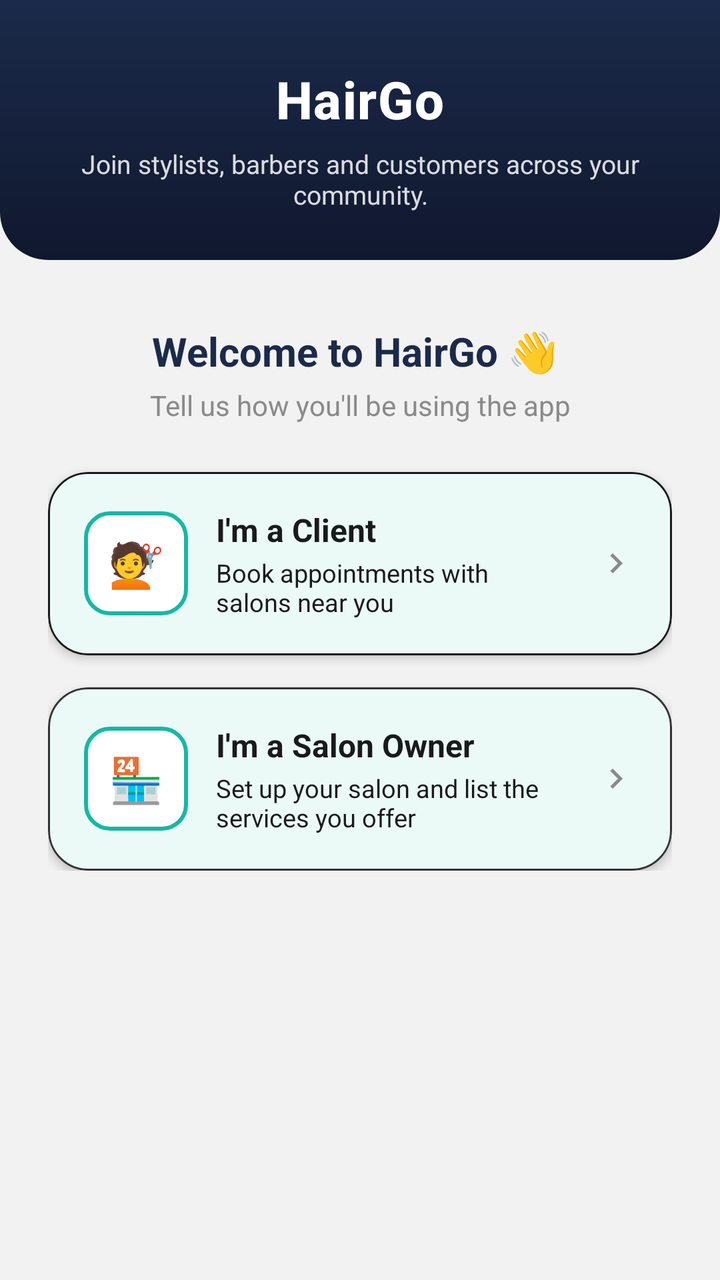
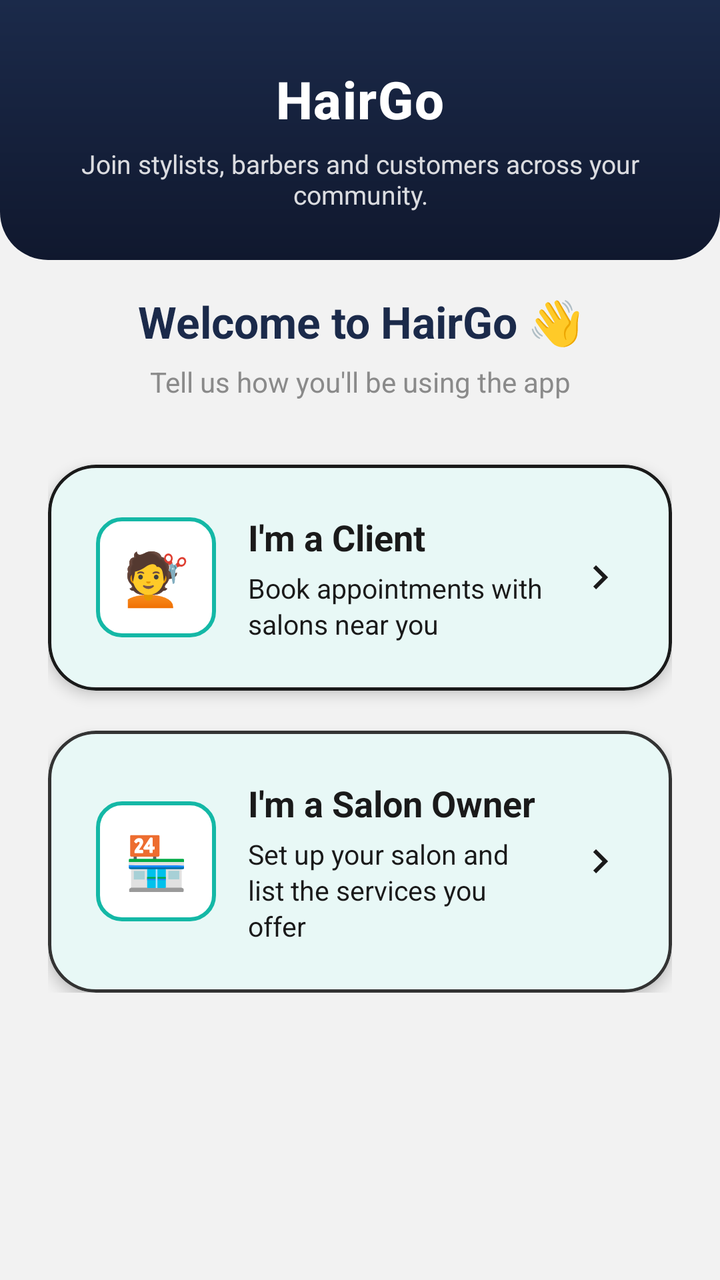

Two renders of the same Android screen: before a commit and after it. Below are the layout's source before the change and the commit's diff.
<!-- AndroidManifest.xml: application theme Theme.HairGo -->
<!-- res/layout/activity_role_selection.xml -->
<?xml version="1.0" encoding="utf-8"?>
<ScrollView xmlns:android="http://schemas.android.com/apk/res/android"
    xmlns:app="http://schemas.android.com/apk/res-auto"
    android:layout_width="match_parent"
    android:layout_height="match_parent"
    android:background="@color/grey_light"
    android:fillViewport="true">

    <LinearLayout
        android:layout_width="match_parent"
        android:layout_height="wrap_content"
        android:orientation="vertical">

        <include layout="@layout/view_auth_header"/>

        <LinearLayout
            android:layout_width="match_parent"
            android:layout_height="wrap_content"
            android:orientation="vertical"
            android:padding="24dp">

            
            <TextView
                android:id="@+id/tvWelcome"
                android:layout_width="match_parent"
                android:layout_height="wrap_content"
                android:layout_marginTop="8dp"
                android:layout_marginBottom="4dp"
                android:text="Welcome to HairGo 👋 "
                android:textColor="@color/heading"
                android:textSize="20sp"
                android:textStyle="bold"
                android:textAlignment="center"/>

            
            <TextView
                android:id="@+id/tvSubtitle"
                android:layout_width="match_parent"
                android:layout_height="wrap_content"
                android:text="Tell us how you'll be using the app"
                android:textSize="14sp"
                android:textColor="@color/grey_medium"
                android:layout_marginBottom="24dp"
                android:textAlignment="center"/>

            <com.google.android.material.card.MaterialCardView
                android:id="@+id/cardClient"
                android:layout_width="match_parent"
                android:layout_height="wrap_content"
                android:layout_marginBottom="16dp"
                app:cardCornerRadius="20dp"
                app:cardElevation="3dp"
                app:strokeColor="@color/text_primary"
                app:strokeWidth="1dp"
                android:clickable="true"
                android:focusable="true"
                android:foreground="?attr/selectableItemBackground">

                <LinearLayout
                    android:layout_width="match_parent"
                    android:layout_height="wrap_content"
                    android:orientation="horizontal"
                    android:gravity="center_vertical"
                    android:padding="18dp">

                    <TextView
                        android:layout_width="52dp"
                        android:layout_height="52dp"
                        android:background="@drawable/bg_otp_box_focused"
                        android:gravity="center"
                        android:text="💇"
                        android:textSize="22sp" />

                    <LinearLayout
                        android:layout_width="0dp"
                        android:layout_weight="1"
                        android:layout_height="wrap_content"
                        android:orientation="vertical"
                        android:paddingHorizontal="14dp">

                        <TextView
                            android:layout_width="wrap_content"
                            android:layout_height="wrap_content"
                            android:text="I'm a Client"
                            android:textSize="16sp"
                            android:textStyle="bold"
                            android:textColor="@color/text_primary"/>

                        <TextView
                            android:layout_width="wrap_content"
                            android:layout_height="wrap_content"
                            android:layout_marginTop="2dp"
                            android:text="Book appointments with salons near you"
                            android:textSize="12.5sp"
                            android:textColor="@color/text_primary"/>
                    </LinearLayout>

                    <ImageView
                        android:layout_width="20dp"
                        android:layout_height="20dp"
                        android:src="@drawable/ic_chevron_right"/>
                </LinearLayout>
            </com.google.android.material.card.MaterialCardView>

            <com.google.android.material.card.MaterialCardView
                android:id="@+id/cardOwner"
                android:layout_width="match_parent"
                android:layout_height="wrap_content"
                app:cardCornerRadius="20dp"
                app:cardElevation="3dp"
                app:strokeColor="@color/grey_dark"
                app:strokeWidth="1dp"
                android:clickable="true"
                android:focusable="true"
                android:foreground="?attr/selectableItemBackground">

                <LinearLayout
                    android:layout_width="match_parent"
                    android:layout_height="wrap_content"
                    android:orientation="horizontal"
                    android:gravity="center_vertical"
                    android:padding="18dp">

                    <TextView
                        android:layout_width="52dp"
                        android:layout_height="52dp"
                        android:background="@drawable/bg_otp_box_focused"
                        android:gravity="center"
                        android:text="🏪"
                        android:textSize="22sp"/>

                    <LinearLayout
                        android:layout_width="0dp"
                        android:layout_weight="1"
                        android:layout_height="wrap_content"
                        android:orientation="vertical"
                        android:paddingHorizontal="14dp">

                        <TextView
                            android:layout_width="wrap_content"
                            android:layout_height="wrap_content"
                            android:text="I'm a Salon Owner"
                            android:textSize="16sp"
                            android:textStyle="bold"
                            android:textColor="@color/text_primary"/>

                        <TextView
                            android:layout_width="wrap_content"
                            android:layout_height="wrap_content"
                            android:layout_marginTop="2dp"
                            android:text="Set up your salon and list the services you offer"
                            android:textSize="12.5sp"
                            android:textColor="@color/text_primary"/>
                    </LinearLayout>

                    <ImageView
                        android:layout_width="20dp"
                        android:layout_height="20dp"
                        android:src="@drawable/ic_chevron_right"/>
                </LinearLayout>
            </com.google.android.material.card.MaterialCardView>
        </LinearLayout>
    </LinearLayout>
</ScrollView>
<!-- res/layout/view_auth_header.xml (included above) -->
<?xml version="1.0" encoding="utf-8"?>
<LinearLayout xmlns:android="http://schemas.android.com/apk/res/android"
    android:layout_width="match_parent"
    android:layout_height="wrap_content"
    android:orientation="vertical"
    android:background="@drawable/bg_header"
    android:paddingTop="32dp"
    android:paddingBottom="24dp"
    android:paddingHorizontal="24dp"
    android:gravity="center">

    <TextView
        android:layout_width="wrap_content"
        android:layout_height="wrap_content"
        android:text="HairGo"
        android:textColor="@android:color/white"
        android:textSize="26sp"
        android:textStyle="bold"
        android:fontFamily="sans-serif-medium"
        android:letterSpacing="0.02"/>

    <TextView
        android:layout_width="wrap_content"
        android:layout_height="wrap_content"
        android:layout_marginTop="6dp"
        android:text="Join stylists, barbers and customers across your community."
        android:textColor="@android:color/white"
        android:alpha="0.85"
        android:textSize="13sp"
        android:gravity="center"
        android:paddingHorizontal="12dp"/>
</LinearLayout>
<!-- resources referenced by this layout -->
<resources>
  <color name="grey_dark">#333333</color>
  <color name="grey_light">#F2F2F2</color>
  <color name="grey_medium">#8A8A8A</color>
  <color name="heading">#1B2A4A</color>
  <color name="text_primary">#1A1A1A</color>
  <!-- drawable bg_header (drawable) -->
  <?xml version="1.0" encoding="utf-8"?>
  <shape xmlns:android="http://schemas.android.com/apk/res/android"
      android:shape="rectangle">
      <gradient
          android:startColor="@color/navy"
          android:endColor="@color/navy_dark"
          android:angle="270" />
      <corners
          android:bottomLeftRadius="24dp"
          android:bottomRightRadius="24dp" />
  </shape>
  <!-- drawable bg_otp_box_focused (drawable) -->
  <?xml version="1.0" encoding="utf-8"?>
  <shape xmlns:android="http://schemas.android.com/apk/res/android"
      android:shape="rectangle">
      <solid android:color="@color/surface" />
      <stroke
          android:width="2dp"
          android:color="@color/teal" />
      <corners android:radius="12dp" />
  </shape>
  <!-- drawable ic_chevron_right (drawable) -->
  <?xml version="1.0" encoding="utf-8"?>
  <vector xmlns:android="http://schemas.android.com/apk/res/android"
      android:width="24dp"
      android:height="24dp"
      android:viewportWidth="24"
      android:viewportHeight="24"
      android:tint="@color/grey_medium">
      <path
          android:fillColor="@color/grey_medium"
          android:pathData="M8.59,16.59L13.17,12 8.59,7.41 10,6l6,6 -6,6 -1.41,-1.41z"/>
  </vector>
  <style name="Theme.HairGo" parent="Base.Theme.HairGo">
          <item name="snackbarStyle">@style/Widget.HairGo.Snackbar</item>
      </style>
  <color name="navy">#1B2A4A</color>
  <color name="navy_dark">#10182E</color>
  <color name="surface">#FFFFFF</color>
  <color name="teal">#14B8A6</color>
  <style name="Base.Theme.HairGo" parent="Theme.Material3.DayNight.NoActionBar">
          <item name="colorPrimary">@color/teal</item>
          <item name="colorOnPrimary">@color/white</item>
          <item name="colorSurface">@color/surface</item>
          <item name="colorOnSurface">@color/text_primary</item>
          <item name="colorSurfaceVariant">@color/grey_light</item>
          <item name="colorOnSurfaceVariant">@color/grey_medium</item>
          <item name="colorOutline">@color/grey_border</item>
          <item name="android:colorBackground">@color/grey_light</item>
      </style>
  <style name="Widget.HairGo.Snackbar" parent="Widget.Material3.Snackbar">
          <item name="backgroundTint">@color/navy</item>
          <item name="android:textColor">@color/white</item>
          <item name="shapeAppearanceOverlay">@style/ShapeAppearanceOverlay.HairGo_Snackbar</item>
      </style>
  <color name="white">#FFFFFF</color>
  <color name="grey_border">#E0E0E0</color>
  <style name="ShapeAppearanceOverlay.HairGo_Snackbar" parent="">
          <item name="cornerFamily">rounded</item>
          <item name="cornerSize">16dp</item>
      </style>
</resources>

<!-- the commit's change to res/layout/activity_role_selection.xml (unified diff, before → after) -->
@@ -9,7 +9,8 @@
     <LinearLayout
         android:layout_width="match_parent"
         android:layout_height="wrap_content"
-        android:orientation="vertical">
+        android:orientation="vertical"
+        android:gravity="center_horizontal">
 
         <include layout="@layout/view_auth_header"/>
 
@@ -17,18 +18,19 @@
             android:layout_width="match_parent"
             android:layout_height="wrap_content"
             android:orientation="vertical"
-            android:padding="24dp">
+            android:paddingHorizontal="24dp"
+            android:paddingTop="16dp"
+            android:paddingBottom="32dp">
 
             
             <TextView
                 android:id="@+id/tvWelcome"
                 android:layout_width="match_parent"
                 android:layout_height="wrap_content"
-                android:layout_marginTop="8dp"
-                android:layout_marginBottom="4dp"
-                android:text="Welcome to HairGo 👋 "
+                android:layout_marginBottom="6dp"
+                android:text="Welcome to HairGo 👋"
                 android:textColor="@color/heading"
-                android:textSize="20sp"
+                android:textSize="22sp"
                 android:textStyle="bold"
                 android:textAlignment="center"/>
 
@@ -40,18 +42,80 @@
                 android:text="Tell us how you'll be using the app"
                 android:textSize="14sp"
                 android:textColor="@color/grey_medium"
-                android:layout_marginBottom="24dp"
+                android:layout_marginBottom="32dp"
                 android:textAlignment="center"/>
 
+            
             <com.google.android.material.card.MaterialCardView
                 android:id="@+id/cardClient"
                 android:layout_width="match_parent"
                 android:layout_height="wrap_content"
-                android:layout_marginBottom="16dp"
-                app:cardCornerRadius="20dp"
-                app:cardElevation="3dp"
+                android:layout_marginBottom="20dp"
+                app:cardCornerRadius="24dp"
+                app:cardElevation="4dp"
                 app:strokeColor="@color/text_primary"
-                app:strokeWidth="1dp"
+                app:strokeWidth="1.5dp"
+                android:clickable="true"
+                android:focusable="true"
+                android:foreground="?attr/selectableItemBackground">
+
+                <LinearLayout
+                    android:layout_width="match_parent"
+                    android:layout_height="wrap_content"
+                    android:gravity="center_vertical"
+                    android:orientation="horizontal"
+                    android:padding="24dp">
+
+                    <TextView
+                        android:layout_width="60dp"
+                        android:layout_height="60dp"
+                        android:background="@drawable/bg_otp_box_focused"
+                        android:gravity="center"
+                        android:text="💇"
+                        android:textSize="26sp" />
+
+                    <LinearLayout
+                        android:layout_width="0dp"
+                        android:layout_height="wrap_content"
+                        android:layout_weight="1"
+                        android:orientation="vertical"
+                        android:paddingHorizontal="16dp">
+
+                        <TextView
+                            android:layout_width="wrap_content"
+                            android:layout_height="wrap_content"
+                            android:text="I'm a Client"
+                            android:textColor="@color/text_primary"
+                            android:textSize="18sp"
+                            android:textStyle="bold" />
+
+                        <TextView
+                            android:layout_width="wrap_content"
+                            android:layout_height="wrap_content"
+                            android:layout_marginTop="4dp"
+                            android:lineSpacingExtra="2dp"
+                            android:text="Book appointments with salons near you"
+                            android:textColor="@color/text_primary"
+                            android:textSize="13.5sp" />
+                    </LinearLayout>
+
+                    <ImageView
+                        android:layout_width="24dp"
+                        android:layout_height="24dp"
+                        android:src="@drawable/ic_chevron_right"
+                        app:tint="@color/text_primary" />
+                </LinearLayout>
+            </com.google.android.material.card.MaterialCardView>
+
+            
+            <com.google.android.material.card.MaterialCardView
+                android:id="@+id/cardOwner"
+                android:layout_width="match_parent"
+                android:layout_height="wrap_content"
+                app:cardCornerRadius="24dp"
+                app:cardElevation="4dp"
+                app:strokeColor="@color/grey_dark"
+                app:strokeWidth="1.5dp"
                 android:clickable="true"
                 android:focusable="true"
                 android:foreground="?attr/selectableItemBackground">
@@ -61,104 +125,49 @@
                     android:layout_height="wrap_content"
                     android:orientation="horizontal"
                     android:gravity="center_vertical"
-                    android:padding="18dp">
+                    android:padding="24dp">
 
                     <TextView
-                        android:layout_width="52dp"
-                        android:layout_height="52dp"
+                        android:layout_width="60dp"
+                        android:layout_height="60dp"
                         android:background="@drawable/bg_otp_box_focused"
                         android:gravity="center"
-                        android:text="💇"
-                        android:textSize="22sp" />
+                        android:text="🏪"
+                        android:textSize="26sp"/>
 
                     <LinearLayout
                         android:layout_width="0dp"
                         android:layout_weight="1"
                         android:layout_height="wrap_content"
                         android:orientation="vertical"
-                        android:paddingHorizontal="14dp">
-
-                        <TextView
-                            android:layout_width="wrap_content"
-                            android:layout_height="wrap_content"
-                            android:text="I'm a Client"
-                            android:textSize="16sp"
+                        android:paddingHorizontal="16dp">
+
+                        <TextView
+                            android:layout_width="wrap_content"
+                            android:layout_height="wrap_content"
+                            android:text="I'm a Salon Owner"
+                            android:textSize="18sp"
                             android:textStyle="bold"
                             android:textColor="@color/text_primary"/>
 
                         <TextView
                             android:layout_width="wrap_content"
                             android:layout_height="wrap_content"
-                            android:layout_marginTop="2dp"
-                            android:text="Book appointments with salons near you"
-                            android:textSize="12.5sp"
-                            android:textColor="@color/text_primary"/>
+                            android:layout_marginTop="4dp"
+                            android:text="Set up your salon and list the services you offer"
+                            android:textSize="13.5sp"
+                            android:textColor="@color/text_primary"
+                            android:lineSpacingExtra="2dp"/>
                     </LinearLayout>
 
                     <ImageView
-                        android:layout_width="20dp"
-                        android:layout_height="20dp"
-                        android:src="@drawable/ic_chevron_right"/>
+                        android:layout_width="24dp"
+                        android:layout_height="24dp"
+                        android:src="@drawable/ic_chevron_right"
+                        app:tint="@color/text_primary"/>
                 </LinearLayout>
             </com.google.android.material.card.MaterialCardView>
 
-            <com.google.android.material.card.MaterialCardView
-                android:id="@+id/cardOwner"
-                android:layout_width="match_parent"
-                android:layout_height="wrap_content"
-                app:cardCornerRadius="20dp"
-                app:cardElevation="3dp"
-                app:strokeColor="@color/grey_dark"
-                app:strokeWidth="1dp"
-                android:clickable="true"
-                android:focusable="true"
-                android:foreground="?attr/selectableItemBackground">
-
-                <LinearLayout
-                    android:layout_width="match_parent"
-                    android:layout_height="wrap_content"
-                    android:orientation="horizontal"
-                    android:gravity="center_vertical"
-                    android:padding="18dp">
-
-                    <TextView
-                        android:layout_width="52dp"
-                        android:layout_height="52dp"
-                        android:background="@drawable/bg_otp_box_focused"
-                        android:gravity="center"
-                        android:text="🏪"
-                        android:textSize="22sp"/>
-
-                    <LinearLayout
-                        android:layout_width="0dp"
-                        android:layout_weight="1"
-                        android:layout_height="wrap_content"
-                        android:orientation="vertical"
-                        android:paddingHorizontal="14dp">
-
-                        <TextView
-                            android:layout_width="wrap_content"
-                            android:layout_height="wrap_content"
-                            android:text="I'm a Salon Owner"
-                            android:textSize="16sp"
-                            android:textStyle="bold"
-                            android:textColor="@color/text_primary"/>
-
-                        <TextView
-                            android:layout_width="wrap_content"
-                            android:layout_height="wrap_content"
-                            android:layout_marginTop="2dp"
-                            android:text="Set up your salon and list the services you offer"
-                            android:textSize="12.5sp"
-                            android:textColor="@color/text_primary"/>
-                    </LinearLayout>
-
-                    <ImageView
-                        android:layout_width="20dp"
-                        android:layout_height="20dp"
-                        android:src="@drawable/ic_chevron_right"/>
-                </LinearLayout>
-            </com.google.android.material.card.MaterialCardView>
         </LinearLayout>
     </LinearLayout>
 </ScrollView>
